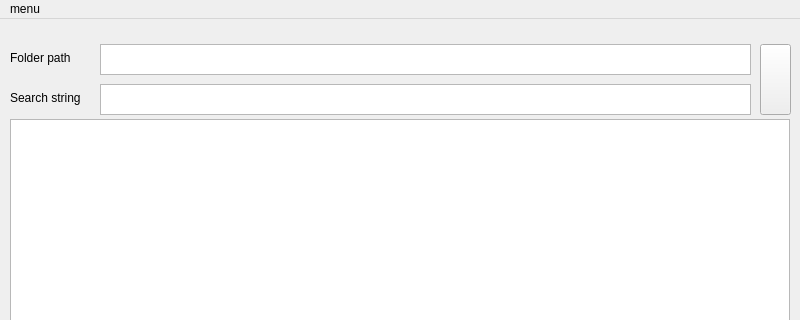
The window that gui.ui (monstrillllo/find_local_storage_vector_algorithm) describes before a commit, drawn with Qt 5; both pictures show x 0 to 800 and y 0 to 320 of the 800 by 600 pixel window.
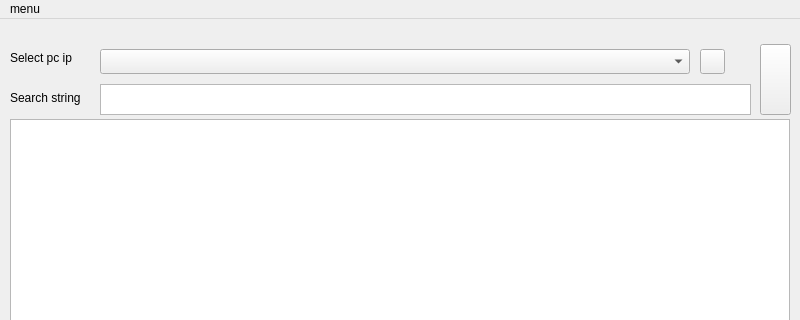
The same window after the commit. Icons and pictures are not drawn.

```diff
--- a/gui.ui
+++ b/gui.ui
@@ -14,20 +14,7 @@
    <string>Search</string>
   </property>
   <widget class="QWidget" name="centralwidget">
-   <widget class="QTextEdit" name="textEdit_folder">
-    <property name="geometry">
-     <rect>
-      <x>100</x>
-      <y>25</y>
-      <width>651</width>
-      <height>31</height>
-     </rect>
-    </property>
-    <property name="statusTip">
-     <string>Folder path field</string>
-    </property>
-   </widget>
-   <widget class="QLabel" name="label_folder">
+   <widget class="QLabel" name="label_ip">
     <property name="geometry">
      <rect>
       <x>10</x>
@@ -37,7 +24,7 @@
      </rect>
     </property>
     <property name="text">
-     <string>Folder path</string>
+     <string>Select pc ip</string>
     </property>
    </widget>
    <widget class="QTextEdit" name="textEdit_search">
@@ -102,6 +89,42 @@
       <normaloff>search_icon.png</normaloff>search_icon.png</iconset>
     </property>
    </widget>
+   <widget class="QComboBox" name="comboBox_ip">
+    <property name="enabled">
+     <bool>true</bool>
+    </property>
+    <property name="geometry">
+     <rect>
+      <x>100</x>
+      <y>30</y>
+      <width>590</width>
+      <height>25</height>
+     </rect>
+    </property>
+    <property name="editable">
+     <bool>false</bool>
+    </property>
+    <property name="maxVisibleItems">
+     <number>100</number>
+    </property>
+   </widget>
+   <widget class="QPushButton" name="btn_add_ip">
+    <property name="geometry">
+     <rect>
+      <x>700</x>
+      <y>30</y>
+      <width>25</width>
+      <height>25</height>
+     </rect>
+    </property>
+    <property name="text">
+     <string/>
+    </property>
+    <property name="icon">
+     <iconset>
+      <normaloff>plus.png</normaloff>plus.png</iconset>
+    </property>
+   </widget>
   </widget>
   <widget class="QMenuBar" name="menubar">
    <property name="geometry">
```
